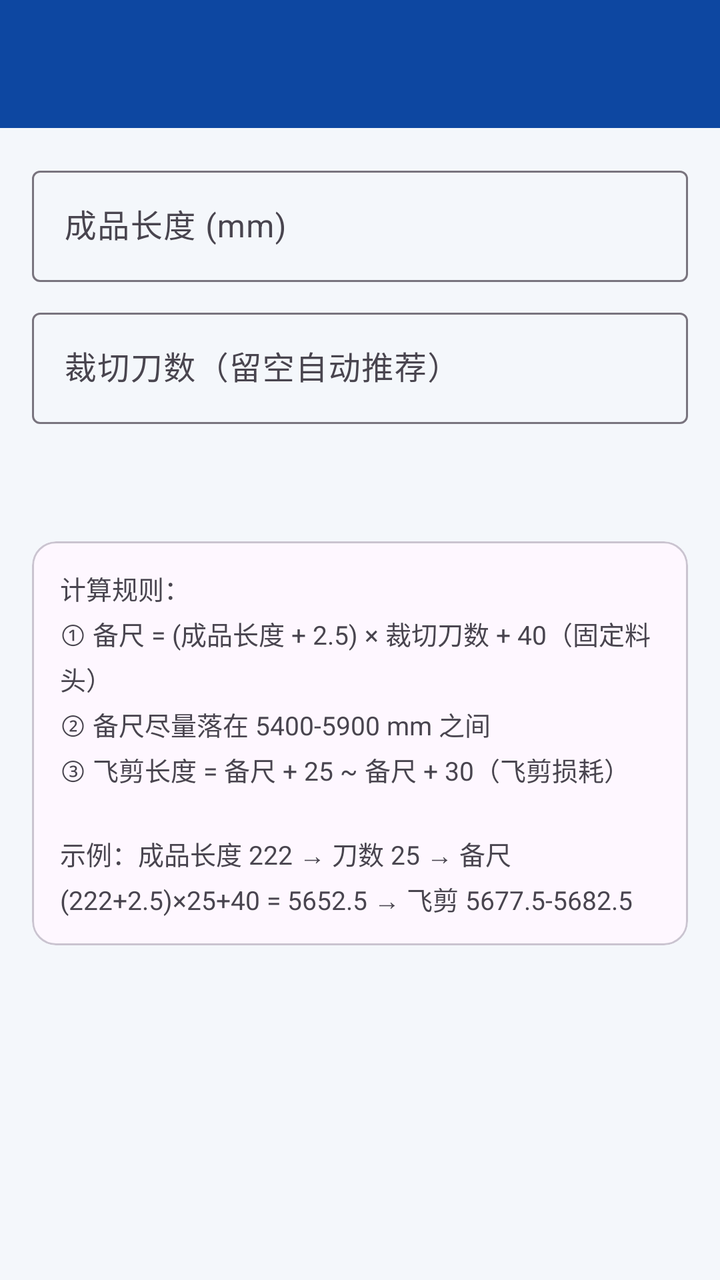
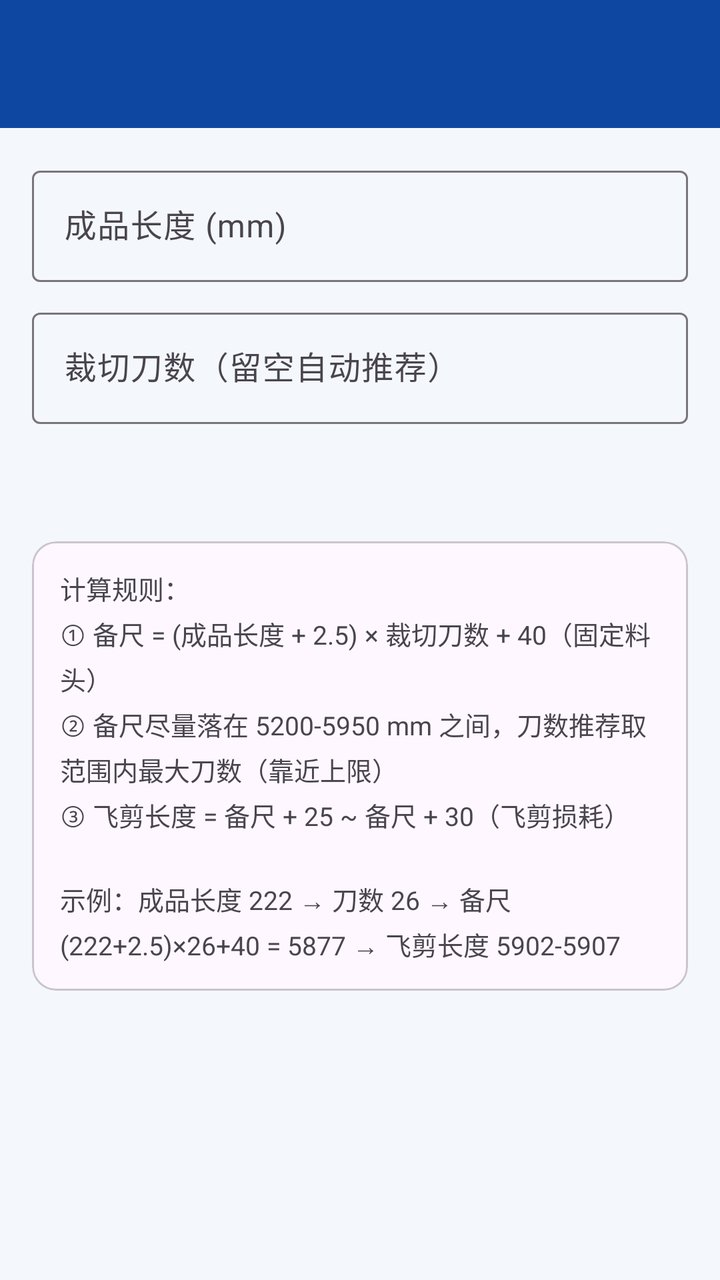

Before-and-after screenshots of an Android layout around one commit, followed by the original layout XML and the change that was made.
<!-- AndroidManifest.xml: application theme Theme.App -->
<!-- res/layout/activity_calc.xml -->
<?xml version="1.0" encoding="utf-8"?>
<LinearLayout xmlns:android="http://schemas.android.com/apk/res/android"
    android:layout_width="match_parent"
    android:layout_height="match_parent"
    android:orientation="vertical">

    <androidx.appcompat.widget.Toolbar
        android:id="@+id/toolbar"
        android:layout_width="match_parent"
        android:layout_height="?attr/actionBarSize"
        android:background="?attr/colorPrimary"
        android:theme="@style/ThemeOverlay.Material3.Dark" />

    <ScrollView
        android:layout_width="match_parent"
        android:layout_height="match_parent">

        <LinearLayout
            android:layout_width="match_parent"
            android:layout_height="wrap_content"
            android:orientation="vertical"
            android:padding="16dp">

            <com.google.android.material.textfield.TextInputLayout
                android:layout_width="match_parent"
                android:layout_height="wrap_content"
                android:hint="成品长度 (mm)">

                <com.google.android.material.textfield.TextInputEditText
                    android:id="@+id/calcFinished"
                    android:layout_width="match_parent"
                    android:layout_height="wrap_content"
                    android:inputType="numberDecimal" />
            </com.google.android.material.textfield.TextInputLayout>

            <com.google.android.material.textfield.TextInputLayout
                android:layout_width="match_parent"
                android:layout_height="wrap_content"
                android:layout_marginTop="10dp"
                android:hint="裁切刀数（留空自动推荐）">

                <com.google.android.material.textfield.TextInputEditText
                    android:id="@+id/calcCuts"
                    android:layout_width="match_parent"
                    android:layout_height="wrap_content"
                    android:inputType="number" />
            </com.google.android.material.textfield.TextInputLayout>

            <TextView
                android:id="@+id/calcResult"
                android:layout_width="match_parent"
                android:layout_height="wrap_content"
                android:layout_marginTop="16dp"
                android:lineSpacingExtra="6dp"
                android:textSize="17sp"
                android:textStyle="bold" />

            <com.google.android.material.card.MaterialCardView
                android:layout_width="match_parent"
                android:layout_height="wrap_content"
                android:layout_marginTop="20dp">

                <TextView
                    android:layout_width="match_parent"
                    android:layout_height="wrap_content"
                    android:padding="14dp"
                    android:lineSpacingExtra="4dp"
                    android:textSize="13sp"
                    android:text="计算规则：\n① 备尺 = (成品长度 + 2.5) × 裁切刀数 + 40（固定料头）\n② 备尺尽量落在 5400-5900 mm 之间\n③ 飞剪长度 = 备尺 + 25 ~ 备尺 + 30（飞剪损耗）\n\n示例：成品长度 222 → 刀数 25 → 备尺 (222+2.5)×25+40 = 5652.5 → 飞剪 5677.5-5682.5" />
            </com.google.android.material.card.MaterialCardView>
        </LinearLayout>
    </ScrollView>
</LinearLayout>
<!-- resources referenced by this layout -->
<resources>
  <style name="Theme.App" parent="Theme.Material3.Light.NoActionBar">
          <item name="colorPrimary">#0D47A1</item>
          <item name="colorOnPrimary">#FFFFFF</item>
          <item name="colorPrimaryContainer">#D3E4FF</item>
          <item name="colorSecondary">#00897B</item>
          <item name="android:statusBarColor">#0D47A1</item>
          <item name="android:windowBackground">#F4F7FB</item>
      </style>
</resources>

<!-- the commit's change to res/layout/activity_calc.xml (unified diff, before → after) -->
@@ -66,7 +66,7 @@
                     android:padding="14dp"
                     android:lineSpacingExtra="4dp"
                     android:textSize="13sp"
-                    android:text="计算规则：\n① 备尺 = (成品长度 + 2.5) × 裁切刀数 + 40（固定料头）\n② 备尺尽量落在 5400-5900 mm 之间\n③ 飞剪长度 = 备尺 + 25 ~ 备尺 + 30（飞剪损耗）\n\n示例：成品长度 222 → 刀数 25 → 备尺 (222+2.5)×25+40 = 5652.5 → 飞剪 5677.5-5682.5" />
+                    android:text="计算规则：\n① 备尺 = (成品长度 + 2.5) × 裁切刀数 + 40（固定料头）\n② 备尺尽量落在 5200-5950 mm 之间，刀数推荐取范围内最大刀数（靠近上限）\n③ 飞剪长度 = 备尺 + 25 ~ 备尺 + 30（飞剪损耗）\n\n示例：成品长度 222 → 刀数 26 → 备尺 (222+2.5)×26+40 = 5877 → 飞剪长度 5902-5907" />
             </com.google.android.material.card.MaterialCardView>
         </LinearLayout>
     </ScrollView>
